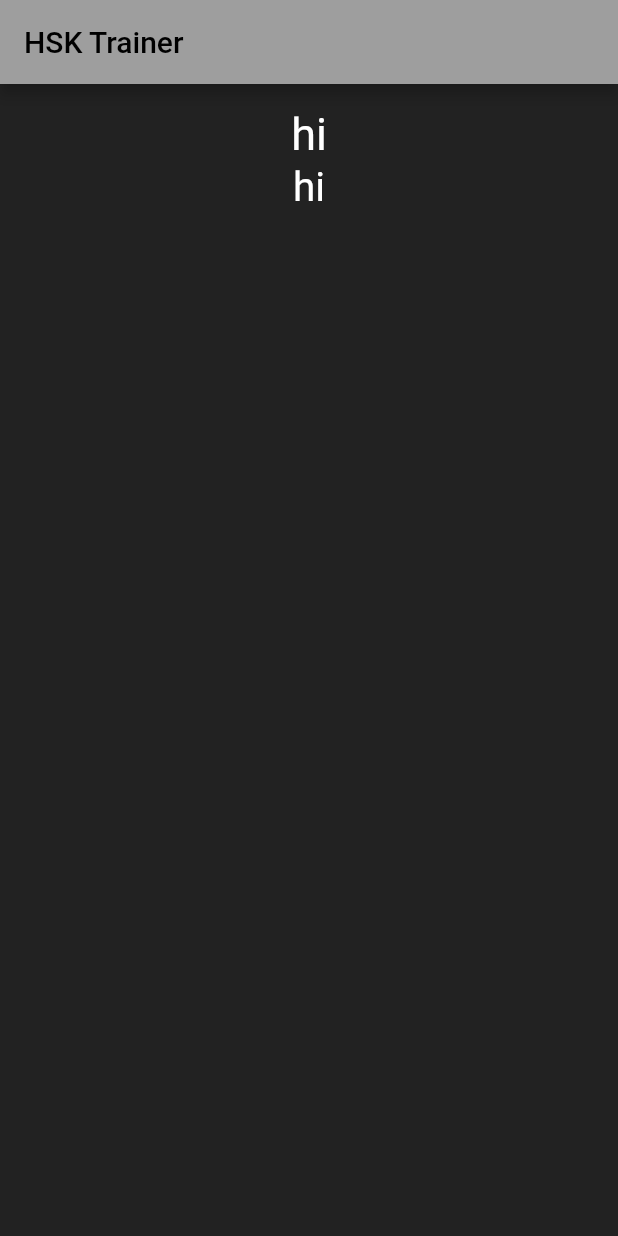
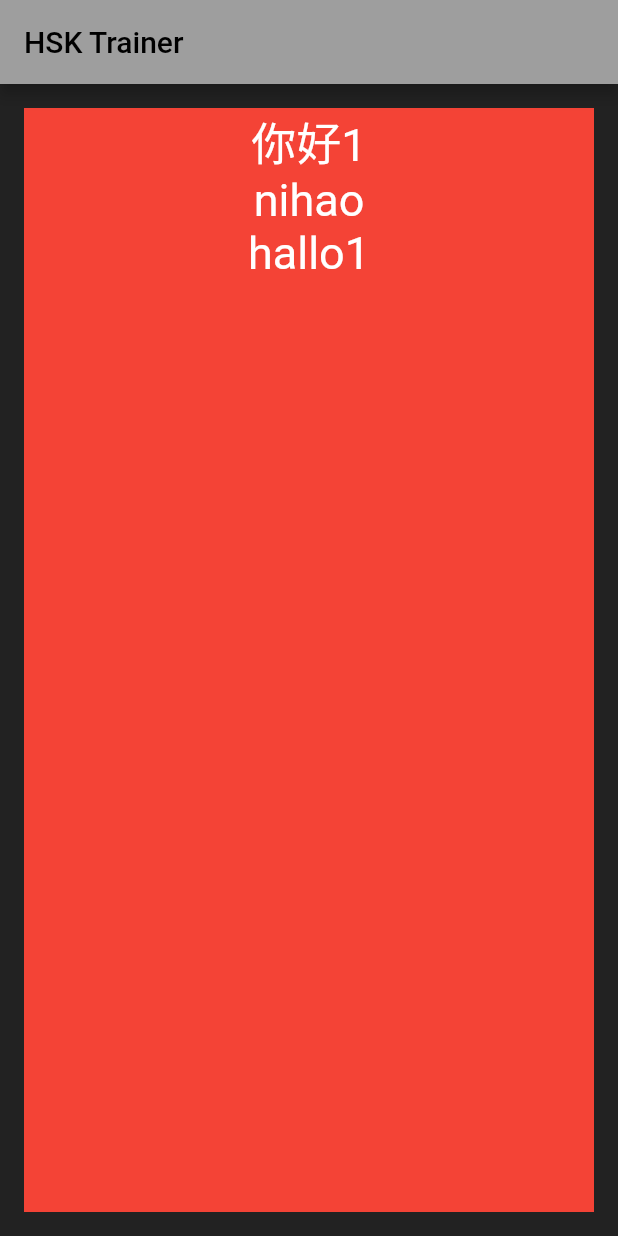
Before and after one commit to Kaisky1911/hsk_trainer, a Flutter app: the screen it shows after launch, on a phone screen of 412 x 824 dp. Run offline on Flutter 3.47's test engine with Material 2 defaults, Android fonts, the light colour scheme and no system bars; drawn by our look-alikes of swipe_cards.

Commit message:
yea good

```diff
--- a/lib/main.dart
+++ b/lib/main.dart
@@ -1,15 +1,18 @@
 import 'package:flutter/material.dart';
 import 'package:swipe_cards/swipe_cards.dart';
-
+import 'dart:math';
 
 void main() {
   runApp(const MyApp());
 }
 
 class Card {
-  final String text;
+  final String front;
+  final String back1;
+  final String back2;
+  int level = 0;
 
-  Card({required this.text});
+  Card({required this.front, required this.back1, required this.back2});
 }
 
 class MyApp extends StatelessWidget {
@@ -38,29 +41,15 @@ class MyHomePage extends StatefulWidget {
 class _MyHomePageState extends State<MyHomePage> {
   List<SwipeItem> cards = <SwipeItem>[];
   late MatchEngine swipeEngine;
-  var data = {
-    "counter": 0,
-    "voc_unseen": {
-      [
-        {
-          "chinese": "你好",
-          "pinyin": "nihao",
-          "english": "hallo1",
-        },
-        {
-          "chinese": "你好",
-          "pinyin": "nihao",
-          "english": "hallo2",
-        },
-        {
-          "chinese": "你好",
-          "pinyin": "nihao",
-          "english": "hallo3",
-        },
-      ],
-    },
-    "voc_seen": {},
-  };
+  var rng = Random();
+  int counter = -1;
+  List<dynamic> cardsUnseen = [
+    Card(front: "你好1", back1: "nihao", back2: "hallo1"),
+    Card(front: "你好2", back1: "nihao", back2: "hallo1"),
+    Card(front: "你好3", back1: "nihao", back2: "hallo1"),
+    Card(front: "你好4", back1: "nihao", back2: "hallo1"),
+  ];
+  Map cardMap = {};
 
   @override
   void initState() {
@@ -72,8 +61,15 @@ class _MyHomePageState extends State<MyHomePage> {
 
   void addCard() {
     setState(() {
+      if (!cardMap.containsKey(counter + 1)) {
+        if (cardsUnseen.length == 0) return;
+        int idx = rng.nextInt(cardsUnseen.length);
+        dynamic voc = cardsUnseen.removeAt(idx);
+        cardMap[counter + 1] = voc;
+      }
+
       cards.add(SwipeItem(
-        content: Card(text: "hi"),
+          content: cardMap[counter + 1],
           likeAction: () {
             print("ya");
             addCard();
@@ -81,8 +77,9 @@ class _MyHomePageState extends State<MyHomePage> {
           nopeAction: () {
             print("nope");
             addCard();
-        }
-      ));
+          }));
+
+      counter++;
     });
   }
 
@@ -97,21 +94,38 @@ class _MyHomePageState extends State<MyHomePage> {
           matchEngine: swipeEngine,
           itemBuilder: (BuildContext context, int index) {
             return Expanded(
-            child: Text(
-              cards[index].content.text,
+                child: Container(
+                    color: Colors.red,
+                    child: Column(children: [
+                      Text(
+                        cards[index].content.front,
                         style: TextStyle(
                           color: Colors.white,
                           fontSize: 30,
-
                         ),
                         textAlign: TextAlign.center,
-            )
-          );
+                      ),
+                      Text(
+                        cards[index].content.back1,
+                        style: TextStyle(
+                          color: Colors.white,
+                          fontSize: 30,
+                        ),
+                        textAlign: TextAlign.center,
+                      ),
+                      Text(
+                        cards[index].content.back2,
+                        style: TextStyle(
+                          color: Colors.white,
+                          fontSize: 30,
+                        ),
+                        textAlign: TextAlign.center,
+                      ),
+                    ])));
           },
-        onStackFinished:() {},
+          onStackFinished: () {},
           upSwipeAllowed: false,
           fillSpace: true,
-      )
-    );
+        ));
   }
 }
```
Lines whose indentation alone changed are shown as unchanged.
